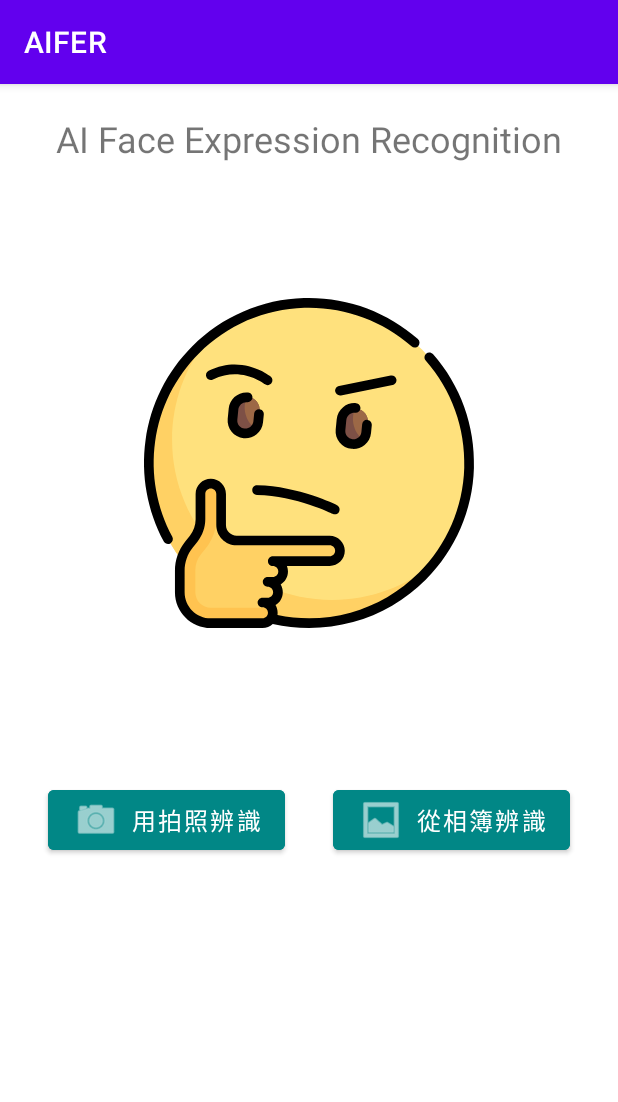
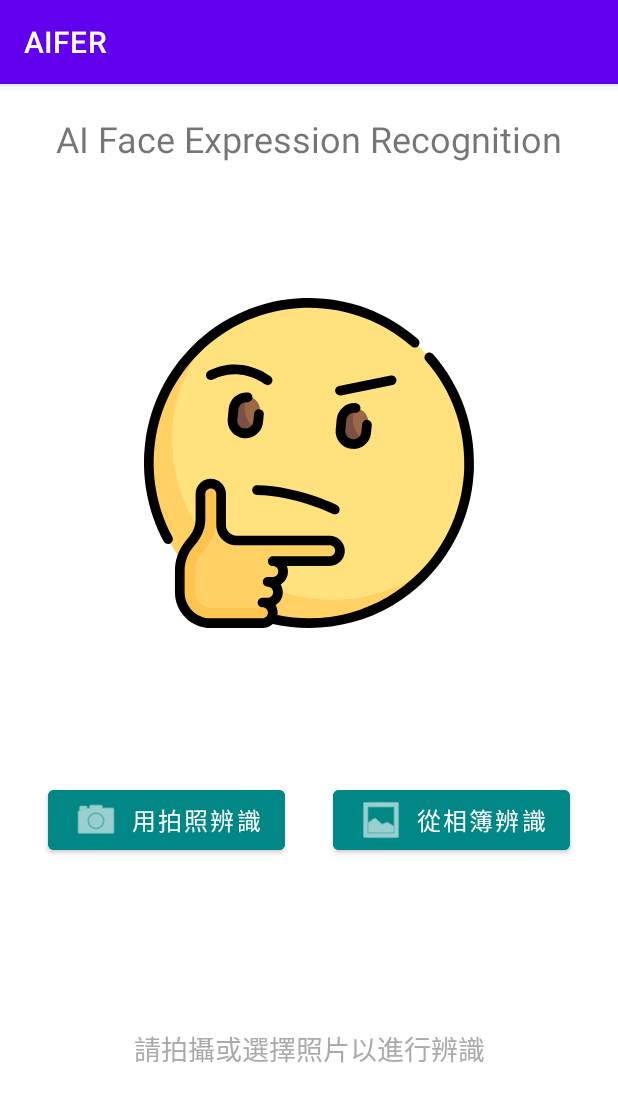
Before and after one commit to jason022085/AIFER, an Android app: the screen it shows after launch (MainActivity), on a phone screen of 412 x 824 dp. Shown: the top 1102 px of the screen. Run offline under Robolectric (Android 15) with nearby library versions, the phone set to English and light mode, and no system bars; libraries missing offline, so code that uses them is left out: org.tensorflow.lite.

Commit message:
🎨 Palette: Add empty state to ListView
Co-authored-by: jason022085 <49050970+jason022085@users.noreply.github.com>

```diff
--- a/AndroidStudioProject/app/src/main/java/com/example/aifer/MainActivity.kt
+++ b/AndroidStudioProject/app/src/main/java/com/example/aifer/MainActivity.kt
@@ -57,6 +57,11 @@ class MainActivity : AppCompatActivity() {
                 ).show()
             }
         }
+
+        // Set up empty view for ListView
+        val listView = findViewById<ListView>(R.id.listView)
+        val emptyView = findViewById<TextView>(R.id.tv_empty)
+        listView.emptyView = emptyView
     }
 
     // 接收結果
--- a/AndroidStudioProject/app/src/main/res/layout/activity_main.xml
+++ b/AndroidStudioProject/app/src/main/res/layout/activity_main.xml
@@ -66,4 +66,17 @@
         android:visibility="visible"
         app:layout_constraintBottom_toBottomOf="parent"
         app:layout_constraintTop_toBottomOf="@+id/btn_photo" />
+
+    <TextView
+        android:id="@+id/tv_empty"
+        android:layout_width="wrap_content"
+        android:layout_height="wrap_content"
+        android:text="@string/empty_list_text"
+        android:textSize="18sp"
+        android:textColor="@android:color/darker_gray"
+        android:visibility="gone"
+        app:layout_constraintBottom_toBottomOf="@+id/listView"
+        app:layout_constraintEnd_toEndOf="@+id/listView"
+        app:layout_constraintStart_toStartOf="@+id/listView"
+        app:layout_constraintTop_toTopOf="@+id/listView" />
 </androidx.constraintlayout.widget.ConstraintLayout>
--- a/AndroidStudioProject/app/src/main/res/values/strings.xml
+++ b/AndroidStudioProject/app/src/main/res/values/strings.xml
@@ -1,4 +1,5 @@
 <resources>
     <string name="app_name">AIFER</string>
     <string name="cd_main_image">Main expression image</string>
+    <string name="empty_list_text">請拍攝或選擇照片以進行辨識</string>
 </resources>
```
